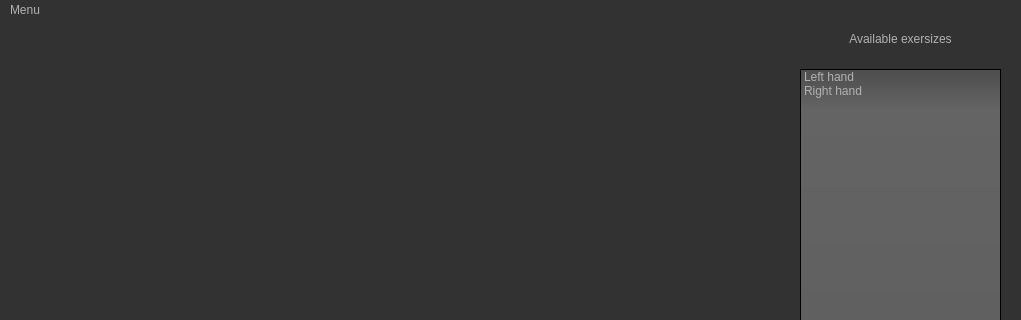
First picture: the form in ui/MainWindow.ui, repository elizarpif/aid_final_project, before the edit; both pictures show x 0 to 1021 and y 0 to 320 of the 1021 by 723 pixel window.
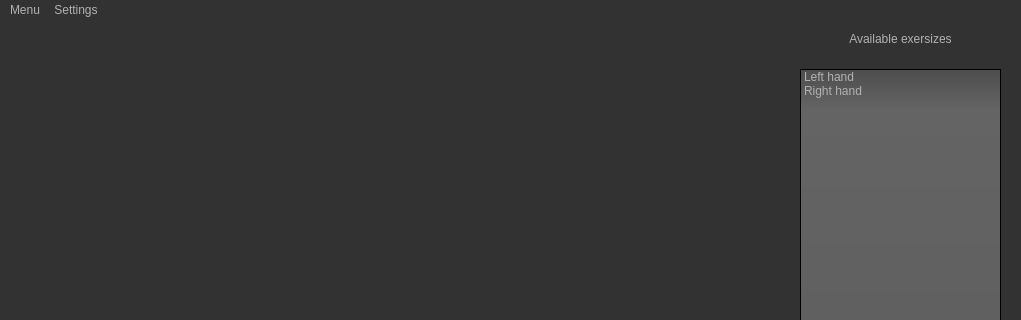
Second picture: the form after the edit. Icons and pictures are not drawn.

Commit message: added chckable menu

What changed in the file:
```diff
--- a/ui/MainWindow.ui
+++ b/ui/MainWindow.ui
@@ -623,7 +623,14 @@
     <addaction name="actionAbout_application"/>
     <addaction name="actionExit"/>
    </widget>
+   <widget class="QMenu" name="menuSettings">
+    <property name="title">
+     <string>Settings</string>
+    </property>
+    <addaction name="actionSkeleton_view"/>
+   </widget>
    <addaction name="menuMenu"/>
+   <addaction name="menuSettings"/>
   </widget>
   <widget class="QStatusBar" name="statusbar"/>
   <action name="actionExit">
```
Left out of the diff: 11 changed lines with no effect on the pictures. The commit also changes 1 other file.
